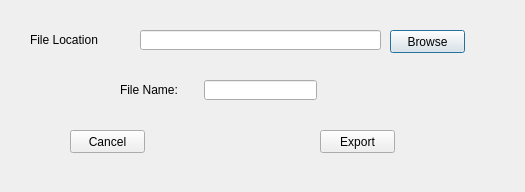
Above: export_to_csv_window.ui from TrinhLab/CASPERapp before the change. Below: the same form after it.
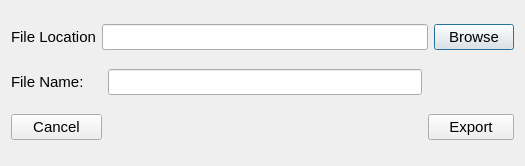
That is the form after the change.

The edit to the form file:
```diff
--- a/export_to_csv_window.ui
+++ b/export_to_csv_window.ui
@@ -7,73 +7,48 @@
     <x>0</x>
     <y>0</y>
     <width>525</width>
-    <height>192</height>
+    <height>166</height>
    </rect>
   </property>
+  <property name="font">
+   <font>
+    <pointsize>11</pointsize>
+   </font>
+  </property>
   <property name="windowTitle">
    <string>Dialog</string>
   </property>
-  <widget class="QLineEdit" name="filename_line_edit">
-   <property name="geometry">
-    <rect>
-     <x>204</x>
-     <y>80</y>
-     <width>113</width>
-     <height>20</height>
-    </rect>
-   </property>
-   <property name="toolTip">
-    <string>&lt;html&gt;&lt;head/&gt;&lt;body&gt;&lt;p&gt;Please write the file name you want.&lt;/p&gt;&lt;p&gt;&lt;br/&gt;&lt;/p&gt;&lt;p&gt;Note: do not add the '.csv'&lt;/p&gt;&lt;/body&gt;&lt;/html&gt;</string>
-   </property>
-  </widget>
+  <layout class="QGridLayout" name="gridLayout">
+   <item row="0" column="0">
+    <widget class="QLabel" name="label_2">
+     <property name="text">
+      <string>File Location</string>
+     </property>
+    </widget>
+   </item>
+   <item row="1" column="0">
   <widget class="QLabel" name="label">
-   <property name="geometry">
-    <rect>
-     <x>120</x>
-     <y>80</y>
-     <width>81</width>
-     <height>20</height>
-    </rect>
-   </property>
    <property name="text">
     <string>File Name:</string>
    </property>
   </widget>
+   </item>
+   <item row="1" column="2">
+    <widget class="QLineEdit" name="filename_line_edit">
+     <property name="toolTip">
+      <string>&lt;html&gt;&lt;head/&gt;&lt;body&gt;&lt;p&gt;Please write the file name you want.&lt;/p&gt;&lt;p&gt;&lt;br/&gt;&lt;/p&gt;&lt;p&gt;Note: do not add the '.csv'&lt;/p&gt;&lt;/body&gt;&lt;/html&gt;</string>
+     </property>
+    </widget>
+   </item>
+   <item row="0" column="1" colspan="3">
   <widget class="QLineEdit" name="fileLocation_line_edit">
    <property name="enabled">
     <bool>true</bool>
    </property>
-   <property name="geometry">
-    <rect>
-     <x>140</x>
-     <y>30</y>
-     <width>241</width>
-     <height>20</height>
-    </rect>
-   </property>
-  </widget>
-  <widget class="QLabel" name="label_2">
-   <property name="geometry">
-    <rect>
-     <x>30</x>
-     <y>30</y>
-     <width>91</width>
-     <height>20</height>
-    </rect>
-   </property>
-   <property name="text">
-    <string>File Location</string>
-   </property>
-  </widget>
+    </widget>
+   </item>
+   <item row="0" column="4">
   <widget class="QPushButton" name="browse_button">
-   <property name="geometry">
-    <rect>
-     <x>390</x>
-     <y>30</y>
-     <width>75</width>
-     <height>23</height>
-    </rect>
-   </property>
    <property name="toolTip">
     <string>&lt;html&gt;&lt;head/&gt;&lt;body&gt;&lt;p&gt;Browse for a folder to store the CSV file&lt;/p&gt;&lt;p&gt;&lt;br/&gt;&lt;/p&gt;&lt;/body&gt;&lt;/html&gt;</string>
    </property>
@@ -81,32 +56,22 @@
     <string>Browse</string>
    </property>
   </widget>
-  <widget class="QPushButton" name="cancel_button">
-   <property name="geometry">
-    <rect>
-     <x>70</x>
-     <y>130</y>
-     <width>75</width>
-     <height>23</height>
-    </rect>
-   </property>
-   <property name="text">
-    <string>Cancel</string>
-   </property>
-  </widget>
+   </item>
+   <item row="2" column="3" colspan="2">
   <widget class="QPushButton" name="export_button">
-   <property name="geometry">
-    <rect>
-     <x>320</x>
-     <y>130</y>
-     <width>75</width>
-     <height>23</height>
-    </rect>
-   </property>
    <property name="text">
     <string>Export</string>
    </property>
   </widget>
+   </item>
+   <item row="2" column="0" colspan="2">
+    <widget class="QPushButton" name="cancel_button">
+     <property name="text">
+      <string>Cancel</string>
+     </property>
+    </widget>
+   </item>
+  </layout>
  </widget>
  <resources/>
  <connections/>
```
Lines whose indentation alone changed are shown as unchanged.
